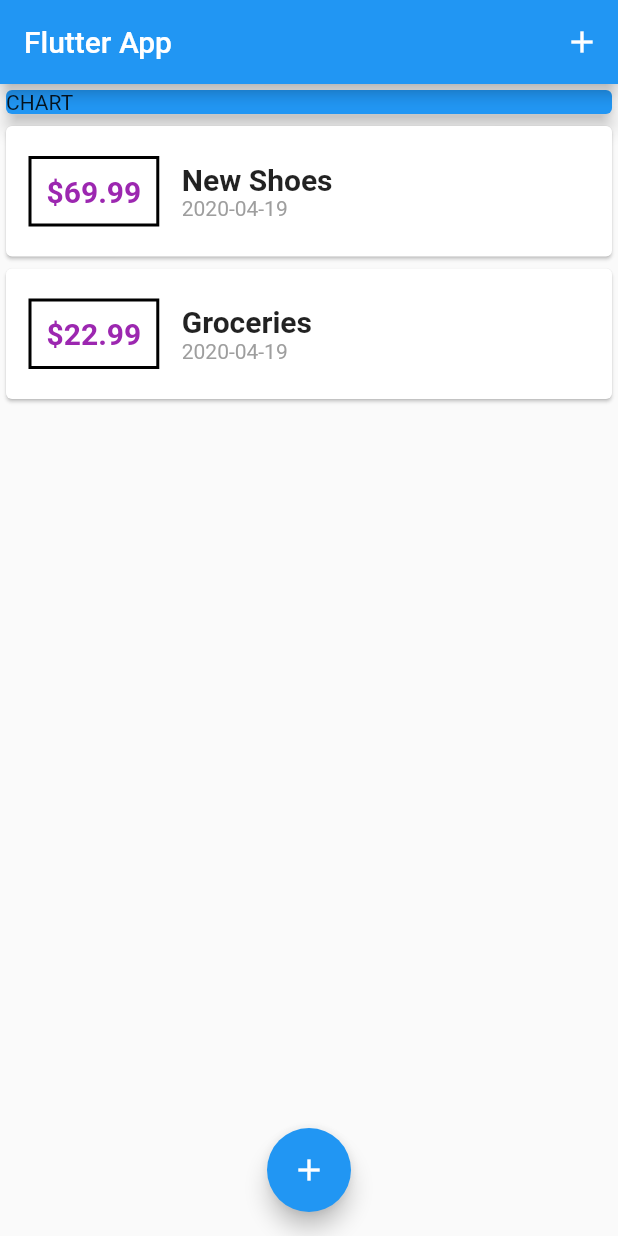
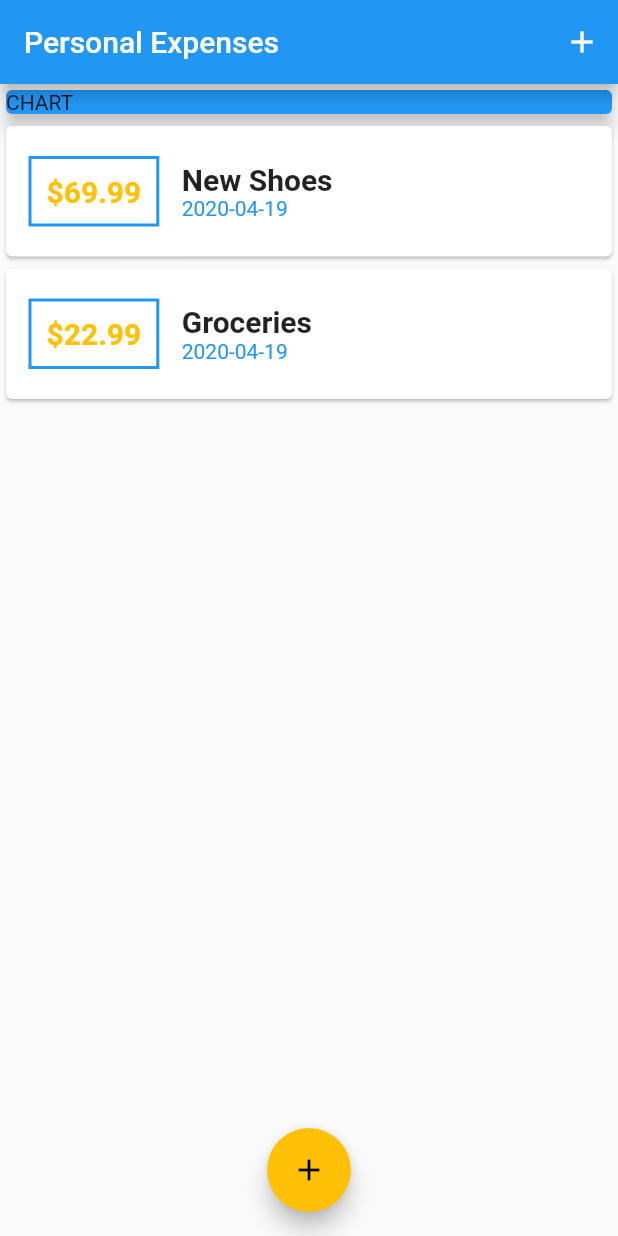
Before and after one commit to kuba-04/personal_expenses_demo, a Flutter app: the screen it shows after launch, on a phone screen of 412 x 824 dp. Run offline on Flutter 3.47's test engine with Material 2 defaults, Android fonts, the phone set to English and light mode, and no system bars.

Commit message:
Add color themes

```diff
--- a/lib/main.dart
+++ b/lib/main.dart
@@ -11,9 +11,10 @@ class MyApp extends StatelessWidget {
   @override
   Widget build(BuildContext context) {
     return MaterialApp(
-      title: 'Flutter Demo',
+      title: 'Personal Expenses',
       theme: ThemeData(
         primarySwatch: Colors.blue,
+        accentColor: Colors.amber
       ),
       home: MyHomePage(),
     );
@@ -66,7 +67,7 @@ class _MyHomePageState extends State<MyHomePage> {
   Widget build(BuildContext context) {
     return Scaffold(
         appBar: AppBar(
-          title: Text('Flutter App'),
+          title: Text('Personal Expenses'),
           actions: <Widget>[
             IconButton(
               icon: Icon(Icons.add),
--- a/lib/widgets/transaction_list.dart
+++ b/lib/widgets/transaction_list.dart
@@ -22,13 +22,13 @@ class TransactionList extends StatelessWidget {
                       horizontal: 15,
                     ),
                     decoration: BoxDecoration(
-                        border: Border.all(color: Colors.black, width: 2)),
+                        border: Border.all(color: Theme.of(context).primaryColor, width: 2)),
                     padding: EdgeInsets.all(10),
                     child: Text('\$${transactions[index].amount.toStringAsFixed(2)}',
                         style: TextStyle(
                           fontWeight: FontWeight.bold,
                           fontSize: 20,
-                          color: Colors.purple,
+                          color: Theme.of(context).accentColor,
                         )),
                   ),
                   Column(
@@ -44,7 +44,7 @@ class TransactionList extends StatelessWidget {
                       ),
                       Text(
                         DateFormat('yyyy-MM-dd').format(transactions[index].date),
-                        style: TextStyle(color: Colors.grey),
+                        style: TextStyle(color: Theme.of(context).primaryColor),
                       )
                     ],
                   )
```
